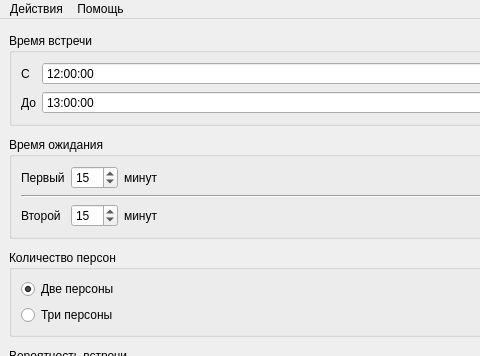
First picture: the form in src/mainwindow.ui, repository HandsAndKeyboards/AppointmentProblem, before the edit; both pictures show x 0 to 480 and y 0 to 356 of the 850 by 521 pixel window.
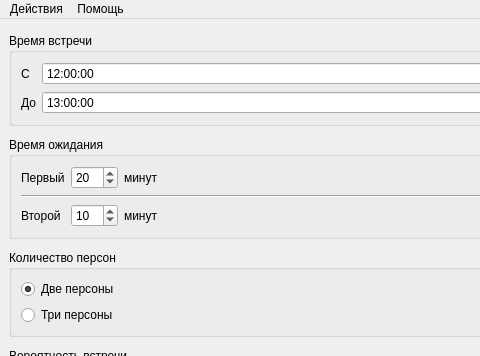
Second picture: the form after the edit.

Diff of the .ui file:
```diff
--- a/src/mainwindow.ui
+++ b/src/mainwindow.ui
@@ -122,7 +122,7 @@
           <number>999</number>
          </property>
          <property name="value">
-          <number>15</number>
+          <number>20</number>
          </property>
         </widget>
        </item>
@@ -132,7 +132,7 @@
           <number>999</number>
          </property>
          <property name="value">
-          <number>15</number>
+          <number>10</number>
          </property>
         </widget>
        </item>
```
